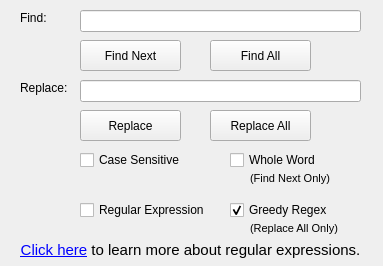
First picture: the form in TuringEditor/findreplacedialog.ui, repository Open-Turing-Project/turing-editor-qt, before the edit.
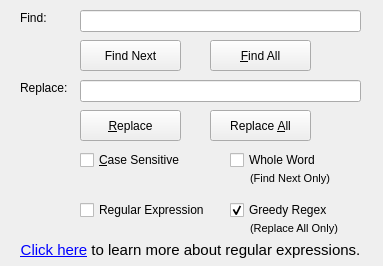
Second picture: the form after the edit.

What changed in the file:
```diff
--- a/TuringEditor/findreplacedialog.ui
+++ b/TuringEditor/findreplacedialog.ui
@@ -69,7 +69,7 @@
     </rect>
    </property>
    <property name="text">
-    <string>Find All</string>
+    <string>&amp;Find All</string>
    </property>
   </widget>
   <widget class="QCheckBox" name="caseSensitive">
@@ -82,7 +82,7 @@
     </rect>
    </property>
    <property name="text">
-    <string>Case Sensitive</string>
+    <string>&amp;Case Sensitive</string>
    </property>
   </widget>
   <widget class="QPushButton" name="replaceButton">
@@ -95,7 +95,7 @@
     </rect>
    </property>
    <property name="text">
-    <string>Replace</string>
+    <string>&amp;Replace</string>
    </property>
   </widget>
   <widget class="QPushButton" name="replaceAll">
@@ -108,7 +108,7 @@
     </rect>
    </property>
    <property name="text">
-    <string>Replace All</string>
+    <string>Replace &amp;All</string>
    </property>
   </widget>
   <widget class="QPushButton" name="findNext">
```
